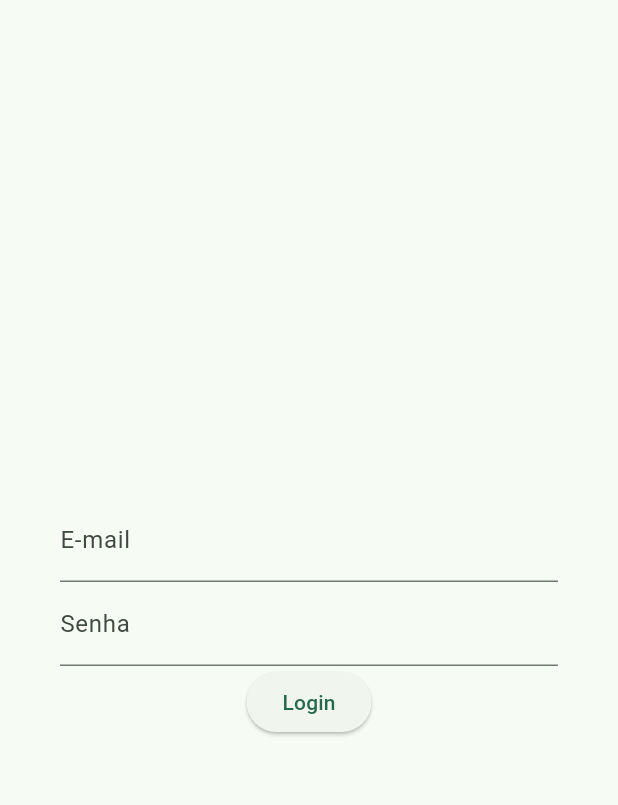
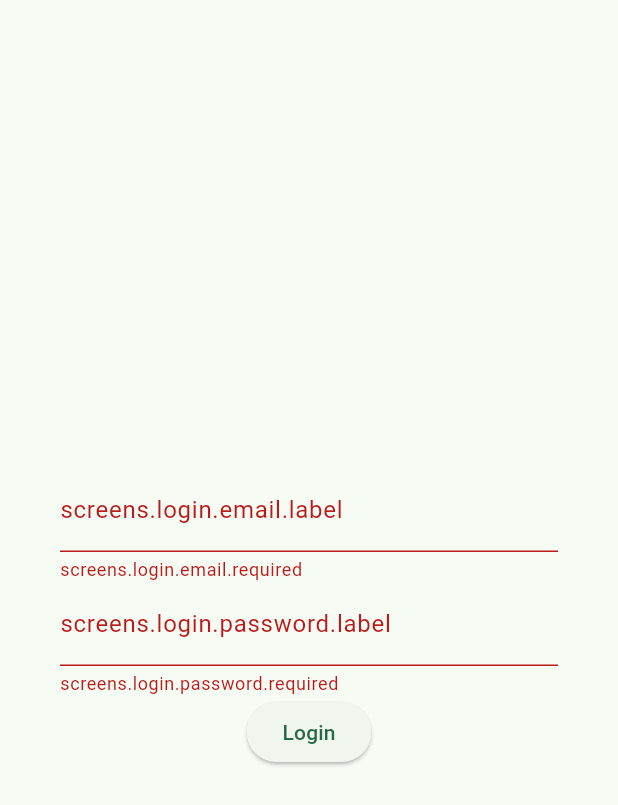
Before and after one commit to LaraGastaldi/RachaContas, a Flutter app: the screen it shows after launch, after a tap on "Login", on a phone screen of 412 x 824 dp. Shown: the top 805 px of the screen. Run offline on Flutter 3.47's test engine with Material 3 defaults, Android fonts, the phone set to English and light mode, and no system bars; our stand-ins replace dio, flutter_dotenv, flutter_i18n, flutter_secure_storage, get, get_it.

Commit message:
missing i18n fix, login attempt ok

```diff
--- /dev/null
+++ b/app/assets/flutter_i18n/pt_BR.json
@@ -0,0 +1,47 @@
+{
+  "screens": {
+    "login_screen": {
+      "email": {
+        "label": "E-mail",
+        "already_exists": "Esse e-mail já está em uso",
+        "invalid": "E-mail inválido",
+        "required": "E-mail é obrigatório"
+      },
+      "password": {
+        "label": "Senha",
+        "invalid": "Senha inválida",
+        "required": "Senha é obrigatória"
+      },
+      "success": "Login realizado com sucesso",
+      "error": "Erro ao realizar login",
+    },
+    "register": {
+      "name": {
+        "label": "Nome",
+        "required": "Nome é obrigatório"
+      },
+      "email": {
+        "label": "E-mail",
+        "already_exists": "Esse e-mail já está em uso",
+        "invalid": "E-mail inválido",
+        "required": "E-mail é obrigatório"
+      },
+      "password": {
+        "label": "Senha",
+        "invalid": "Senha inválida",
+        "required": "Senha é obrigatória"
+      },
+      "phone": {
+        "label": "Telefone",
+        "invalid": "Telefone inválido",
+        "required": "Telefone é obrigatório"
+      },
+      "success": "Cadastro realizado com sucesso",
+      "error": "Erro ao realizar cadastro",
+    },
+    "home": {
+      "title": "Bem-vindo ao app",
+      "logout": "Sair"
+    }
+  }
+}
--- a/app/l10n.yaml
+++ /dev/null
@@ -1,3 +0,0 @@
-arb-dir: lib/l10n
-template-arb-file: intl_en.arb
-output-localization-file: app_localizations.dart
--- a/app/lib/main.dart
+++ b/app/lib/main.dart
@@ -1,9 +1,13 @@
 import 'package:flutter/material.dart';
+import 'package:flutter_i18n/flutter_i18n.dart';
+import 'package:flutter_localizations/flutter_localizations.dart';
 import 'package:get/get.dart';
-import 'package:rachacontas_app/screens/login_screen.dart';
+import 'package:rachacontas/providers.dart';
+import 'package:rachacontas/screens/login_screen.dart';
 
 void main() {
   WidgetsFlutterBinding.ensureInitialized();
+  registerProviders();
   runApp(const MyApp());
 }
 
@@ -22,6 +26,20 @@ class MyApp extends StatelessWidget {
         '/': (context) => LoginScreen(),
       },
       initialRoute: '/',
+      localizationsDelegates: [
+        FlutterI18nDelegate(
+          translationLoader: FileTranslationLoader(
+            forcedLocale: const Locale('pt', 'BR'),
+            useCountryCode: true,
+          ),
+          missingTranslationHandler: (key, locale) {
+            print("--- Missing Key: $key, languageCode: ${locale?.languageCode} ${locale?.countryCode}");
+          },
+        ),
+        GlobalMaterialLocalizations.delegate,
+        GlobalWidgetsLocalizations.delegate
+      ],
+      builder: FlutterI18n.rootAppBuilder()
     );
   }
 }
--- a/app/lib/models/Debt.dart
+++ b/app/lib/models/Debt.dart
@@ -1,5 +1,5 @@
-import 'package:rachacontas_app/models/Proof.dart';
-import 'package:rachacontas_app/models/UserToDebt.dart';
+import 'package:rachacontas/models/Proof.dart';
+import 'package:rachacontas/models/UserToDebt.dart';
 
 class Debt {
   int? id;
--- a/app/lib/models/UserToDebt.dart
+++ b/app/lib/models/UserToDebt.dart
@@ -1,4 +1,4 @@
-import 'package:rachacontas_app/models/User.dart';
+import 'package:rachacontas/models/User.dart';
 
 class UserToDebt {
   int? id;
--- /dev/null
+++ b/app/lib/providers.dart
@@ -0,0 +1,10 @@
+import 'package:get_it/get_it.dart';
+import 'package:rachacontas/services/api_service.dart';
+import 'package:rachacontas/services/env_service.dart';
+
+final getIt = GetIt.instance;
+void registerProviders() {
+
+  getIt.registerSingleton<EnvService>(EnvService());
+  getIt.registerSingleton<ApiService>(ApiService());
+}
--- a/app/lib/screens/login_screen.dart
+++ b/app/lib/screens/login_screen.dart
@@ -1,6 +1,7 @@
 import 'package:flutter/material.dart';
 import 'package:flutter/services.dart';
-import 'package:rachacontas_app/services/controllers/login_controller.dart';
+import 'package:flutter_i18n/flutter_i18n.dart';
+import 'package:rachacontas/services/controllers/login_controller.dart';
 import 'package:get/get.dart';
 
 class LoginScreen extends StatelessWidget {
@@ -14,29 +15,47 @@ class LoginScreen extends StatelessWidget {
       body: Center(
         child: Padding(
           padding: const EdgeInsets.all(40.0),
+          child: Form(
+            key: loginController.loginFormKey,
             child: Column(
               mainAxisAlignment: MainAxisAlignment.center,
               children: [
-              TextField(
+                TextFormField(
                   controller: loginController.emailController,
-                decoration: const InputDecoration(
-                  labelText: 'E-mail',
+                  decoration: InputDecoration(
+                    labelText: FlutterI18n.translate(
+                        context, "screens.login.email.label"),
                   ),
                   autocorrect: false,
                   inputFormatters: [
                     FilteringTextInputFormatter.deny(RegExp(r'\s')),
                   ],
+                  validator: (value) {
+                    if (value!.isEmpty) {
+                      return FlutterI18n.translate(
+                          context, "screens.login.email.required");
+                    }
+                    return null;
+                  },
                 ),
-              TextField(
+                TextFormField(
+                  obscureText: true,
                   controller: loginController.passwordController,
-                decoration: const InputDecoration(
-                  labelText: 'Senha',
+                  decoration: InputDecoration(
+                    labelText: FlutterI18n.translate(
+                        context, "screens.login.password.label"),
                   ),
+                  validator: (value) {
+                    if (value!.isEmpty) {
+                      return FlutterI18n.translate(
+                          context, "screens.login.password.required");
+                    }
+                    return null;
+                  },
                 ),
                 ElevatedButton(
                   onPressed: () {
-                  print(loginController.emailController.text);
-                  print(loginController.passwordController.text);
+                    loginController.login();
                   },
                   child: Text('Login'),
                 ),
@@ -44,6 +63,7 @@ class LoginScreen extends StatelessWidget {
             ),
           ),
         ),
+      ),
     );
   }
 }
--- a/app/lib/services/controllers/login_controller.dart
+++ b/app/lib/services/controllers/login_controller.dart
@@ -1,5 +1,11 @@
+import 'dart:developer';
+
 import 'package:flutter/cupertino.dart';
+import 'package:flutter/material.dart';
+import 'package:flutter_i18n/flutter_i18n.dart';
 import 'package:get/get.dart';
+import 'package:rachacontas/providers.dart';
+import 'package:rachacontas/services/api_service.dart';
 
 class LoginController extends GetxController {
   final loginFormKey = GlobalKey<FormState>();
@@ -15,29 +21,27 @@ class LoginController extends GetxController {
 
   String? validator(String value) {
     if (value.isEmpty) {
-      return 'Please this field must be filled';
+      return FlutterI18n.translate(
+          Get.context!, 'screens.login_screen.email.required');
     }
     return null;
   }
 
   void login() {
     if (loginFormKey.currentState!.validate()) {
-      checkUser(emailController.text, passwordController.text).then((auth) {
-        if (auth) {
-          Get.snackbar('Login', 'Login successfully');
+      getIt<ApiService>()
+          .login(emailController.text, passwordController.text)
+          .then((auth) {
+        if (auth.success) {
+          Get.snackbar('Login', FlutterI18n.translate(Get.context!, "screens.login.login.success"), backgroundColor: Colors.greenAccent);
         } else {
-          Get.snackbar('Login', 'Invalid email or password');
+          log('Error on login: ${auth.data}');
+          Get.snackbar('Login', FlutterI18n.translate(Get.context!, "screens.login.login.error"), backgroundColor: Colors.redAccent);
         }
-        passwordController.clear();
+      }).catchError((e) {
+        log('Error on login: $e');
+        Get.snackbar('Login', 'Error on login');
       });
     }
   }
-
-  // Api Simulation
-  Future<bool> checkUser(String user, String password) {
-    if (user == 'foo@foo.com' && password == '123') {
-      return Future.value(true);
-    }
-    return Future.value(false);
-  }
 }
```
Also changed, not shown: app/lib/services/api_service.dart (added, +95 -0 lines), app/lib/services/env_service.dart (added, +8 -0 lines), app/pubspec.yaml (+8 -1 lines), app/assets/i18n/pt_BR.json (deleted), app/pubspec.lock, 9 other files. Lines whose indentation alone changed are shown as unchanged.
